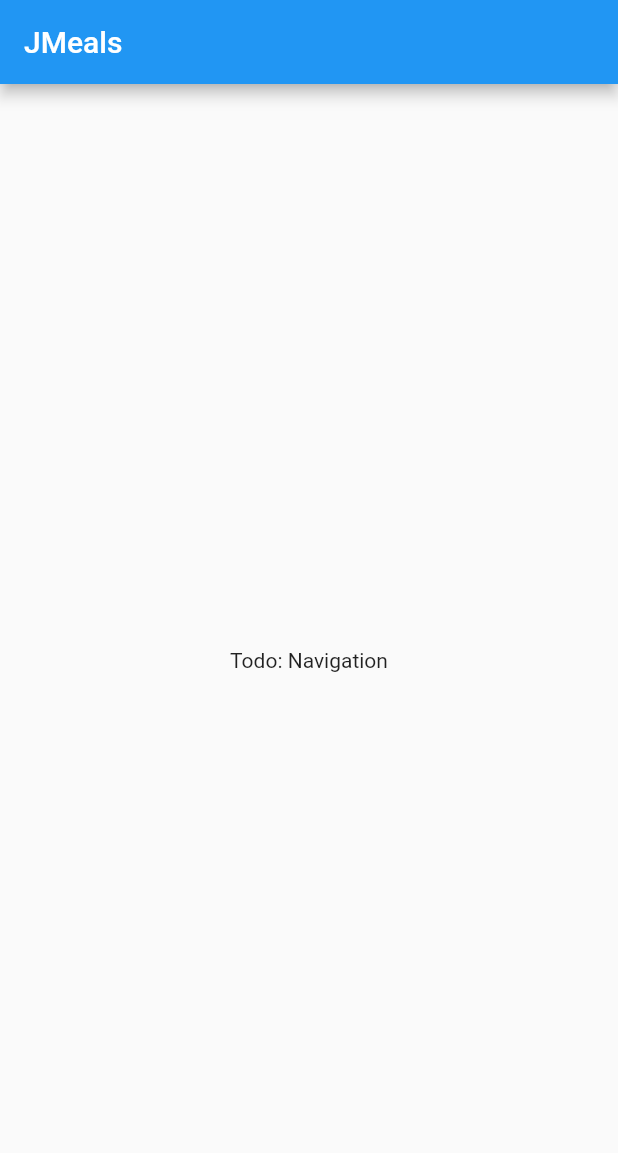
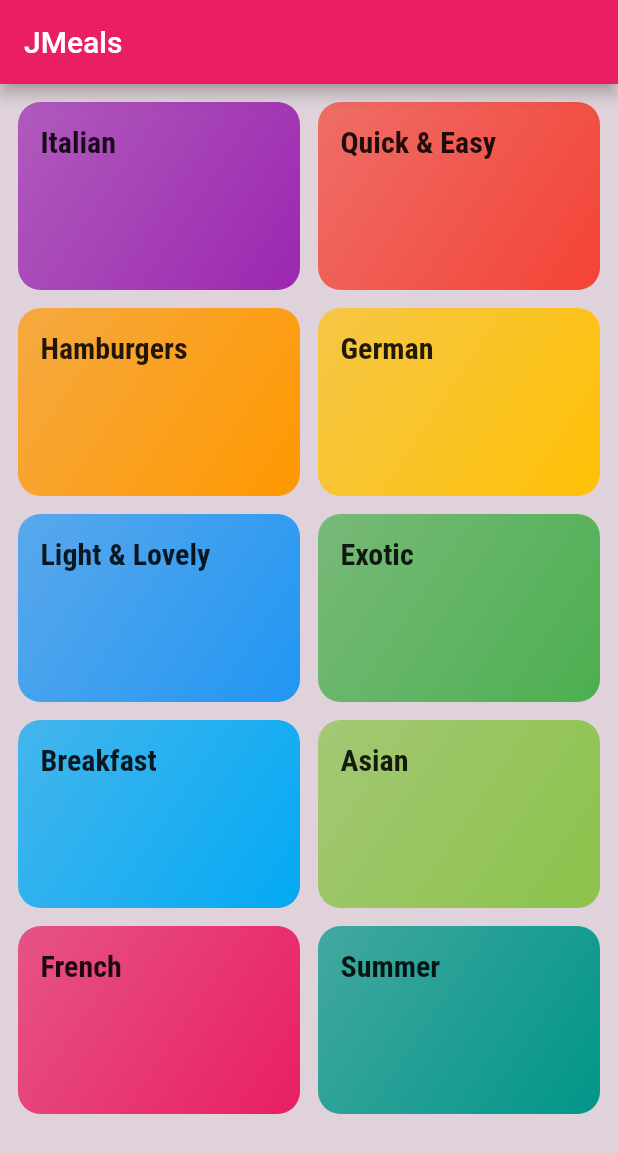
Before and after one commit to ilyakozlovdev/meals_app, a Flutter app: the screen it shows after launch, on a phone screen of 412 x 824 dp. Shown: the top 1153 px of the screen. Run offline on Flutter 3.47's test engine with Material 2 defaults, Android fonts, the phone set to English and light mode, and no system bars.

Commit message:
feat: added categories screen

```diff
--- /dev/null
+++ b/lib/categories_screen.dart
@@ -0,0 +1,27 @@
+import 'package:flutter/material.dart';
+
+import './services/dummy_data.dart';
+import 'category_item.dart';
+
+class CategoriesScreen extends StatelessWidget {
+  @override
+  Widget build(BuildContext context) {
+    return Scaffold(
+      appBar: AppBar(
+        title: const Text('JMeals'),
+      ),
+      body: GridView(
+        children: DUMMY_CATEGORIES
+            .map((categoryData) => CategoryItem(
+                title: categoryData.title, color: categoryData.color))
+            .toList(),
+        gridDelegate: SliverGridDelegateWithMaxCrossAxisExtent(
+            maxCrossAxisExtent: 200,
+            childAspectRatio: 3 / 2,
+            crossAxisSpacing: 12,
+            mainAxisSpacing: 12),
+        padding: const EdgeInsets.all(12),
+      ),
+    );
+  }
+}
--- /dev/null
+++ b/lib/category_item.dart
@@ -0,0 +1,25 @@
+import 'package:flutter/material.dart';
+
+class CategoryItem extends StatelessWidget {
+  final String title;
+  final Color color;
+
+  const CategoryItem({this.title, this.color});
+
+  @override
+  Widget build(BuildContext context) {
+    return Container(
+      padding: const EdgeInsets.all(15),
+      child: Text(
+        title,
+        style: Theme.of(context).textTheme.headline6,
+      ),
+      decoration: BoxDecoration(
+          gradient: LinearGradient(
+              colors: [color.withOpacity(0.7), color],
+              begin: Alignment.topLeft,
+              end: Alignment.bottomRight),
+          borderRadius: BorderRadius.circular(15)),
+    );
+  }
+}
--- a/lib/main.dart
+++ b/lib/main.dart
@@ -1,4 +1,6 @@
 import 'package:flutter/material.dart';
+
+import 'categories_screen.dart';
 
 void main() {
   runApp(MyApp());
@@ -10,27 +12,18 @@ class MyApp extends StatelessWidget {
     return MaterialApp(
       title: 'JMeals',
       theme: ThemeData(
-        primarySwatch: Colors.blue,
-        visualDensity: VisualDensity.adaptivePlatformDensity,
-      ),
-      home: MyHomePage(),
+          primarySwatch: Colors.pink,
+          accentColor: Colors.amberAccent,
+          canvasColor: Color.fromRGBO(223, 210, 218, 1),
+          textTheme: ThemeData.light().textTheme.copyWith(
+              bodyText1: TextStyle(color: Color.fromRGBO(20, 51, 51, 1)),
+              bodyText2: TextStyle(color: Color.fromRGBO(20, 51, 51, 1)),
+              headline6: TextStyle(
+                fontSize: 20,
+                fontFamily: 'RobotoCondensed',
+                fontWeight: FontWeight.bold,
+              ))),
+      home: CategoriesScreen(),
     );
   }
 }
-
-class MyHomePage extends StatefulWidget {
-  @override
-  _MyHomePageState createState() => _MyHomePageState();
-}
-
-class _MyHomePageState extends State<MyHomePage> {
-  @override
-  Widget build(BuildContext context) {
-    return Scaffold(
-      appBar: AppBar(
-        title: const Text('JMeals'),
-      ),
-      body: Center(child: const Text('Todo: Navigation')),
-    );
-  }
-}
--- /dev/null
+++ b/lib/models/category.dart
@@ -0,0 +1,13 @@
+import 'package:flutter/material.dart';
+
+class Category {
+  final String id;
+  final String title;
+  final Color color;
+
+  const Category({
+    @required this.id,
+    @required this.title,
+    this.color,
+  });
+}
--- /dev/null
+++ b/lib/services/dummy_data.dart
@@ -0,0 +1,56 @@
+import 'package:flutter/material.dart';
+
+import '../models/category.dart';
+
+const DUMMY_CATEGORIES = const [
+  Category(
+    id: 'c1',
+    title: 'Italian',
+    color: Colors.purple,
+  ),
+  Category(
+    id: 'c2',
+    title: 'Quick & Easy',
+    color: Colors.red,
+  ),
+  Category(
+    id: 'c3',
+    title: 'Hamburgers',
+    color: Colors.orange,
+  ),
+  Category(
+    id: 'c4',
+    title: 'German',
+    color: Colors.amber,
+  ),
+  Category(
+    id: 'c5',
+    title: 'Light & Lovely',
+    color: Colors.blue,
+  ),
+  Category(
+    id: 'c6',
+    title: 'Exotic',
+    color: Colors.green,
+  ),
+  Category(
+    id: 'c7',
+    title: 'Breakfast',
+    color: Colors.lightBlue,
+  ),
+  Category(
+    id: 'c8',
+    title: 'Asian',
+    color: Colors.lightGreen,
+  ),
+  Category(
+    id: 'c9',
+    title: 'French',
+    color: Colors.pink,
+  ),
+  Category(
+    id: 'c10',
+    title: 'Summer',
+    color: Colors.teal,
+  ),
+];
```
